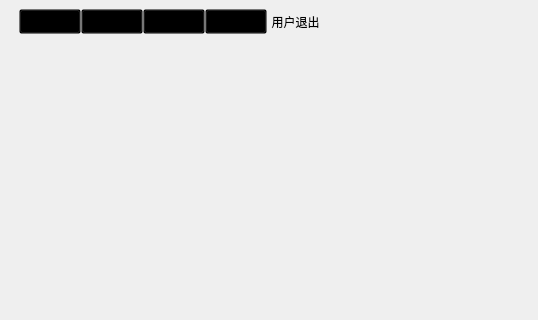
First picture: the form in Ui_MainWindow.ui, repository zhengyeli/littleTools, before the edit; both pictures show x 0 to 538 and y 0 to 320 of the 800 by 600 pixel window.
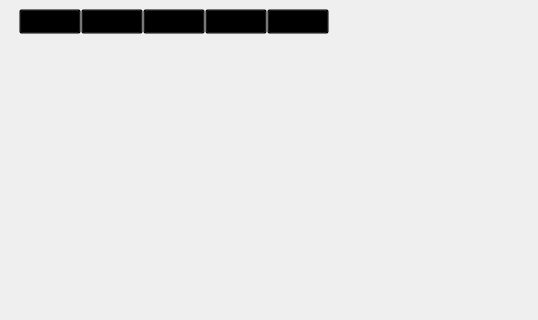
Second picture: the form after the edit. Icons and pictures are not drawn.

Diff of the .ui file:
```diff
--- a/Ui_MainWindow.ui
+++ b/Ui_MainWindow.ui
@@ -167,16 +167,7 @@
              </sizepolicy>
             </property>
             <property name="styleSheet">
-             <string notr="true">QToolButton{
-margin-right:0px;
-border-radius:4px;
-background-color:transparent;
-border:0px;
-padding-left:0px;
-padding-right:0px;
-padding-top:0px;
-padding-bottom:0px;
-}</string>
+             <string notr="true"/>
             </property>
             <property name="text">
              <string>用户退出</string>
```
